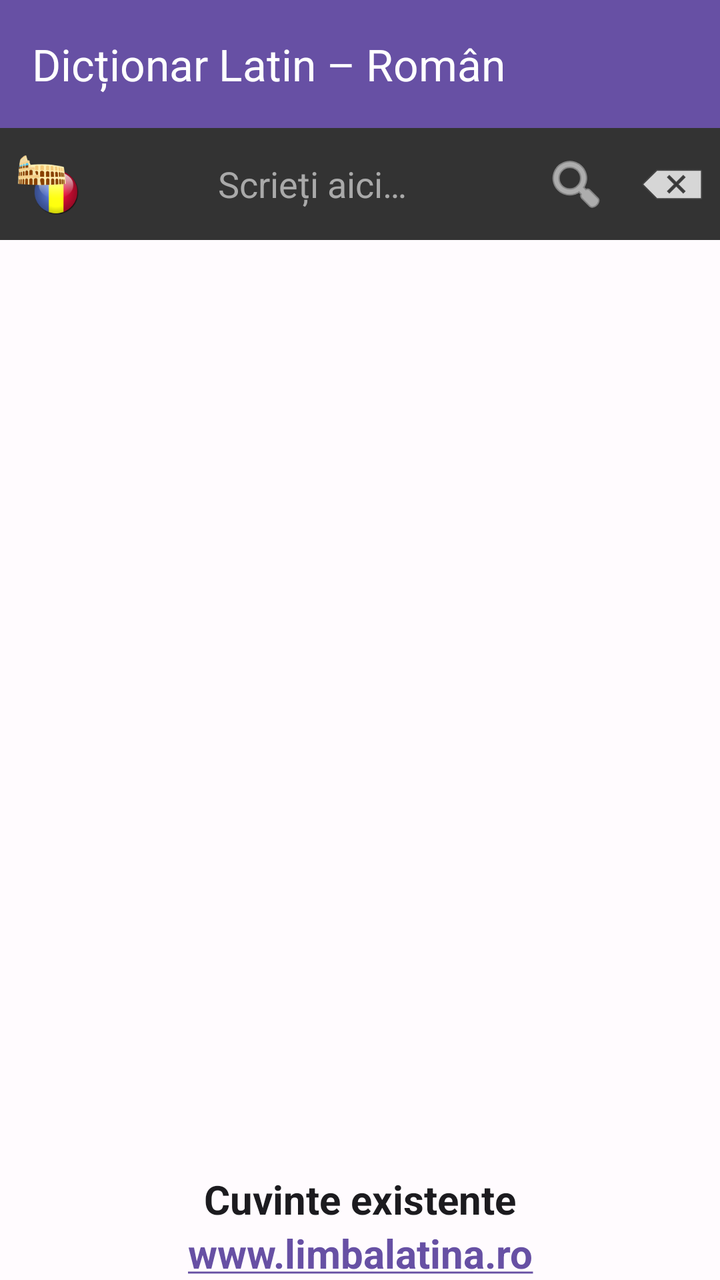
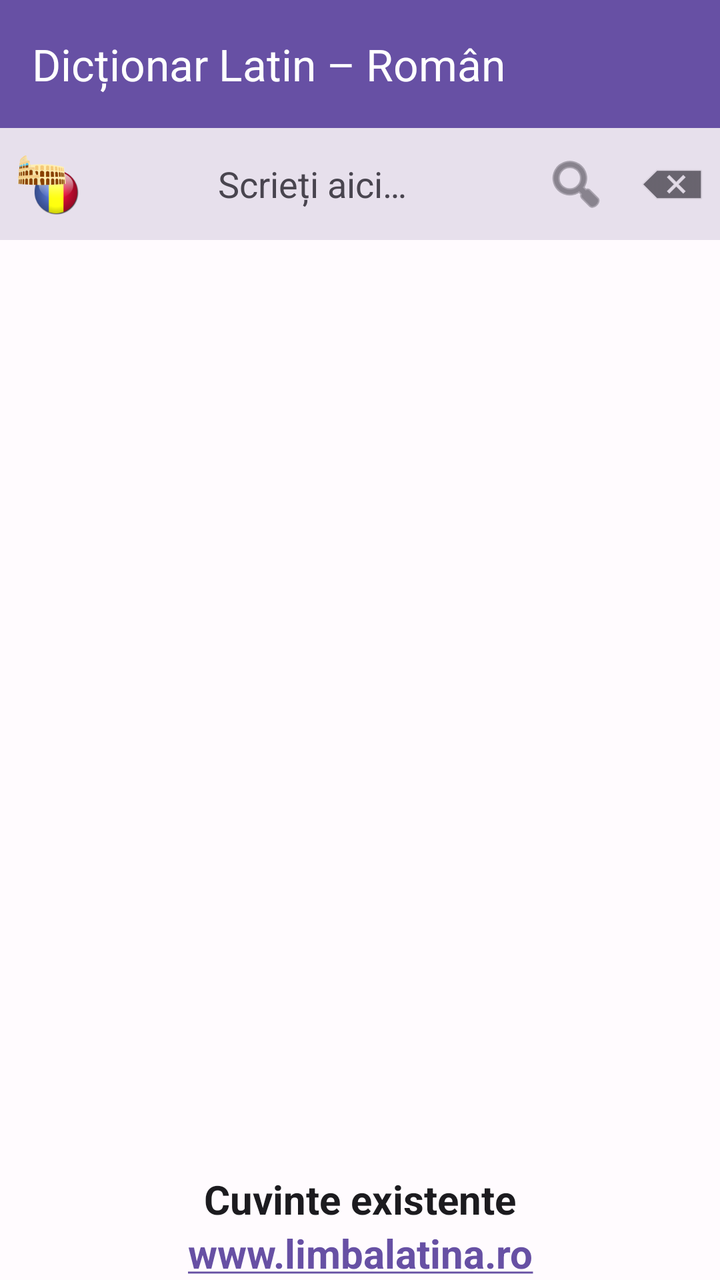

Screens rendered from an Android XML layout before and after an edit, with the pre-edit source and the edit as a unified diff.
<!-- AndroidManifest.xml: application theme AppTheme -->
<!-- res/layout/activity_main.xml -->
<?xml version="1.0" encoding="utf-8"?>
<LinearLayout xmlns:android="http://schemas.android.com/apk/res/android"
    xmlns:app="http://schemas.android.com/apk/res-auto"
    android:layout_width="match_parent"
    android:layout_height="match_parent"
    android:background="?android:attr/colorBackground"
    android:fitsSystemWindows="true"
    android:orientation="vertical">

    <include layout="@layout/toolbar_main" />


    <RelativeLayout
        android:id="@+id/layoutMain"
        android:layout_width="match_parent"
        android:layout_height="match_parent">

        <LinearLayout
            android:id="@+id/llMain"
            android:layout_width="match_parent"
            android:layout_height="wrap_content"
            android:gravity="center_horizontal"
            android:orientation="vertical">

            <LinearLayout
                android:id="@+id/llSearch"
                android:layout_width="match_parent"
                android:layout_height="wrap_content"
                android:background="@color/search_icons"
                android:gravity="center_vertical"
                android:minHeight="56dp"
                android:orientation="horizontal">

                <ImageButton
                    android:id="@id/btSwitch"
                    android:layout_width="48dp"
                    android:layout_height="48dp"
                    android:background="@color/search_icons"
                    android:contentDescription="@string/bt_switch"
                    android:nextFocusLeft="@id/btSwitch"
                    android:nextFocusRight="@id/etWord"
                    android:nextFocusDown="@+id/tvNumberOfResults"
                    android:nextFocusForward="@+id/etWord"
                    android:onClick="switchButton"
                    android:padding="8dp"
                    android:scaleType="fitCenter"
                    android:src="@drawable/flag0" />

                <EditText
                    android:id="@id/etWord"
                    android:layout_width="0dp"
                    android:layout_height="wrap_content"
                    android:layout_weight="1"
                    android:background="@color/search_icons"
                    android:gravity="center_horizontal"
                    android:hint="@string/hint_scrie_aici"
                    android:imeOptions="actionSearch"
                    android:importantForAutofill="no"
                    android:inputType="text"
                    android:nextFocusLeft="@id/btSwitch"
                    android:nextFocusRight="@id/btSearch"
                    android:nextFocusDown="@+id/tvNumberOfResults"
                    android:nextFocusForward="@+id/btSearch"
                    android:textColor="@color/whiteText"
                    android:textColorHint="@color/search_hint_color">

                </EditText>

                <ImageButton
                    android:id="@id/btSearch"
                    android:layout_width="48dp"
                    android:layout_height="48dp"
                    android:background="@color/search_icons"
                    android:contentDescription="@string/bt_search"
                    android:nextFocusLeft="@id/etWord"
                    android:nextFocusRight="@id/btCancelSearch"
                    android:nextFocusDown="@+id/tvNumberOfResults"
                    android:nextFocusForward="@+id/btCancelSearch"
                    android:onClick="searchButton"
                    android:src="@android:drawable/ic_menu_search"
                    app:tint="@color/whiteText" />

                <ImageButton
                    android:id="@id/btCancelSearch"
                    android:layout_width="48dp"
                    android:layout_height="48dp"
                    android:background="@color/search_icons"
                    android:contentDescription="@string/bt_cancel_search"
                    android:nextFocusLeft="@id/etWord"
                    android:nextFocusRight="@id/tvNumberOfResults"
                    android:nextFocusDown="@+id/tvNumberOfResults"
                    android:nextFocusForward="@+id/btCancelSearch"
                    android:onClick="cancelSearchButton"
                    android:src="@android:drawable/ic_input_delete"
                    app:tint="@color/whiteText" />
            </LinearLayout>

            <ScrollView
                android:id="@+id/svResults"
                android:layout_width="match_parent"
                android:layout_height="match_parent"
                android:isScrollContainer="false"
                android:orientation="vertical"
                android:paddingTop="@dimen/results_top_margin">

                <LinearLayout
                    android:id="@+id/llResults"
                    android:layout_width="match_parent"
                    android:layout_height="wrap_content"
                    android:orientation="vertical">

                    <TextView
                        android:id="@id/tvNumberOfResults"
                        android:layout_width="wrap_content"
                        android:layout_height="wrap_content"
                        android:accessibilityHeading="true"
                        android:accessibilityLiveRegion="polite"
                        android:focusable="true"
                        android:gravity="center_vertical|center_horizontal"
                        android:nextFocusUp="@id/btSearch"
                        android:textColor="?attr/colorOnBackground"
                        android:visibility="gone" />
                </LinearLayout>
            </ScrollView>
        </LinearLayout>

        <LinearLayout
            android:id="@+id/llBottomInfo"
            android:layout_width="match_parent"
            android:layout_height="wrap_content"
            android:layout_alignParentBottom="true"
            android:gravity="center_horizontal"
            android:orientation="vertical">

            <TextView
                android:id="@+id/tvStatus"
                android:layout_width="match_parent"
                android:layout_height="wrap_content"
                android:clickable="true"
                android:focusable="true"
                android:gravity="center_vertical|center_horizontal"
                android:text="@string/tv_status_cuvinte_existente"
                android:textColor="?attr/colorOnBackground"
                android:textSize="@dimen/text_size_main"
                android:textStyle="bold" />

            <TextView
                android:id="@+id/tvWebsite"
                android:layout_width="match_parent"
                android:layout_height="wrap_content"
                android:autoLink="web"
                android:gravity="center_vertical|center_horizontal"
                android:text="@string/tv_website"
                android:textColor="?attr/colorOnBackground"
                android:textSize="@dimen/text_size_main"
                android:textStyle="bold" />
        </LinearLayout>

    </RelativeLayout>
</LinearLayout>
<!-- res/layout/toolbar_main.xml (included above) -->
<?xml version="1.0" encoding="utf-8"?>
<com.google.android.material.appbar.MaterialToolbar xmlns:android="http://schemas.android.com/apk/res/android"
    xmlns:app="http://schemas.android.com/apk/res-auto"
    android:id="@+id/topAppBar"
    android:layout_width="match_parent"
    android:layout_height="?attr/actionBarSize"
    android:background="?attr/colorPrimary"
    android:theme="@style/AppToolbarOverlay"
    app:title="@string/app_name"
    app:titleTextColor="?attr/colorOnPrimary" />
<!-- resources referenced by this layout -->
<resources>
  <color name="search_hint_color">#A9A9A9</color>
  <color name="search_icons">#333333</color>
  <color name="whiteText">#FFFFFF</color>
  <dimen name="results_top_margin">10dp</dimen>
  <dimen name="text_size_main">20sp</dimen>
  <!-- drawable flag0: png bitmap (drawable-xhdpi, 9001 bytes) -->
  <string name="app_name">Dicționar Latin – Român</string>
  <string name="bt_cancel_search">Golire</string>
  <string name="bt_search">Căutare</string>
  <string name="bt_switch">Inversează limbile</string>
  <string name="hint_scrie_aici">Scrieți aici…</string>
  <string name="tv_status_cuvinte_existente">Cuvinte existente</string>
  <string name="tv_website">www.limbalatina.ro</string>
  <style name="AppToolbarOverlay">
          <item name="colorControlNormal">?attr/colorOnPrimary</item>
          <item name="android:textColorPrimary">?attr/colorOnPrimary</item>
      </style>
  <style name="AppTheme" parent="Theme.Material3.DayNight.NoActionBar">
          <item name="colorPrimary">@color/md_theme_primary</item>
          <item name="colorOnPrimary">@color/md_theme_onPrimary</item>
          <item name="colorSecondary">@color/md_theme_secondary</item>
          <item name="colorOnSecondary">@color/md_theme_onSecondary</item>
  
          <item name="android:colorBackground">@color/md_theme_background</item>
          <item name="colorOnBackground">@color/md_theme_onBackground</item>
          <item name="colorSurface">@color/md_theme_surface</item>
          <item name="colorOnSurface">@color/md_theme_onSurface</item>
      </style>
  <color name="md_theme_primary">#6750A4</color>
  <color name="md_theme_onPrimary">#FFFFFF</color>
  <color name="md_theme_secondary">#625B71</color>
  <color name="md_theme_onSecondary">#FFFFFF</color>
  <color name="md_theme_background">#FFFBFE</color>
  <color name="md_theme_onBackground">#1C1B1F</color>
  <color name="md_theme_surface">#FFFBFE</color>
  <color name="md_theme_onSurface">#1C1B1F</color>
</resources>

<!-- the commit's change to res/layout/activity_main.xml (unified diff, before → after) -->
@@ -1,11 +1,18 @@
 <?xml version="1.0" encoding="utf-8"?>
 <LinearLayout xmlns:android="http://schemas.android.com/apk/res/android"
     xmlns:app="http://schemas.android.com/apk/res-auto"
+    android:id="@+id/rootLayout"
     android:layout_width="match_parent"
     android:layout_height="match_parent"
-    android:background="?android:attr/colorBackground"
-    android:fitsSystemWindows="true"
+    android:background="?attr/colorSurface"
     android:orientation="vertical">
+
+    <View
+        android:id="@+id/statusBarBackground"
+        android:layout_width="match_parent"
+        android:layout_height="0dp"
+        android:background="?attr/colorPrimary"
+        android:importantForAccessibility="no" />
 
     <include layout="@layout/toolbar_main" />
 
@@ -26,7 +33,7 @@
                 android:id="@+id/llSearch"
                 android:layout_width="match_parent"
                 android:layout_height="wrap_content"
-                android:background="@color/search_icons"
+                android:background="?attr/colorSurfaceVariant"
                 android:gravity="center_vertical"
                 android:minHeight="56dp"
                 android:orientation="horizontal">
@@ -35,7 +42,7 @@
                     android:id="@id/btSwitch"
                     android:layout_width="48dp"
                     android:layout_height="48dp"
-                    android:background="@color/search_icons"
+                    android:background="?attr/selectableItemBackgroundBorderless"
                     android:contentDescription="@string/bt_switch"
                     android:nextFocusLeft="@id/btSwitch"
                     android:nextFocusRight="@id/etWord"
@@ -51,7 +58,7 @@
                     android:layout_width="0dp"
                     android:layout_height="wrap_content"
                     android:layout_weight="1"
-                    android:background="@color/search_icons"
+                    android:background="@android:color/transparent"
                     android:gravity="center_horizontal"
                     android:hint="@string/hint_scrie_aici"
                     android:imeOptions="actionSearch"
@@ -61,8 +68,8 @@
                     android:nextFocusRight="@id/btSearch"
                     android:nextFocusDown="@+id/tvNumberOfResults"
                     android:nextFocusForward="@+id/btSearch"
-                    android:textColor="@color/whiteText"
-                    android:textColorHint="@color/search_hint_color">
+                    android:textColor="?attr/colorOnSurface"
+                    android:textColorHint="?attr/colorOnSurfaceVariant">
 
                 </EditText>
 
@@ -70,7 +77,7 @@
                     android:id="@id/btSearch"
                     android:layout_width="48dp"
                     android:layout_height="48dp"
-                    android:background="@color/search_icons"
+                    android:background="?attr/selectableItemBackgroundBorderless"
                     android:contentDescription="@string/bt_search"
                     android:nextFocusLeft="@id/etWord"
                     android:nextFocusRight="@id/btCancelSearch"
@@ -78,13 +85,13 @@
                     android:nextFocusForward="@+id/btCancelSearch"
                     android:onClick="searchButton"
                     android:src="@android:drawable/ic_menu_search"
-                    app:tint="@color/whiteText" />
+                    app:tint="?attr/colorOnSurfaceVariant" />
 
                 <ImageButton
                     android:id="@id/btCancelSearch"
                     android:layout_width="48dp"
                     android:layout_height="48dp"
-                    android:background="@color/search_icons"
+                    android:background="?attr/selectableItemBackgroundBorderless"
                     android:contentDescription="@string/bt_cancel_search"
                     android:nextFocusLeft="@id/etWord"
                     android:nextFocusRight="@id/tvNumberOfResults"
@@ -92,7 +99,7 @@
                     android:nextFocusForward="@+id/btCancelSearch"
                     android:onClick="cancelSearchButton"
                     android:src="@android:drawable/ic_input_delete"
-                    app:tint="@color/whiteText" />
+                    app:tint="?attr/colorOnSurfaceVariant" />
             </LinearLayout>
 
             <ScrollView
<!-- resource entries referenced after the edit -->
@@ -1,8 +1,5 @@
 <!-- resources referenced by this layout -->
 <resources>
-  <color name="search_hint_color">#A9A9A9</color>
-  <color name="search_icons">#333333</color>
-  <color name="whiteText">#FFFFFF</color>
   <dimen name="results_top_margin">10dp</dimen>
   <dimen name="text_size_main">20sp</dimen>
   <!-- drawable flag0: png bitmap (drawable-xhdpi, 9001 bytes) -->
@@ -27,6 +24,8 @@
           <item name="colorOnBackground">@color/md_theme_onBackground</item>
           <item name="colorSurface">@color/md_theme_surface</item>
           <item name="colorOnSurface">@color/md_theme_onSurface</item>
+          <item name="colorSurfaceVariant">@color/md_theme_surfaceVariant</item>
+          <item name="colorOnSurfaceVariant">@color/md_theme_onSurfaceVariant</item>
       </style>
   <color name="md_theme_primary">#6750A4</color>
   <color name="md_theme_onPrimary">#FFFFFF</color>
@@ -36,5 +35,7 @@
   <color name="md_theme_onBackground">#1C1B1F</color>
   <color name="md_theme_surface">#FFFBFE</color>
   <color name="md_theme_onSurface">#1C1B1F</color>
+  <color name="md_theme_surfaceVariant">#E7E0EC</color>
+  <color name="md_theme_onSurfaceVariant">#49454F</color>
 </resources>
 
